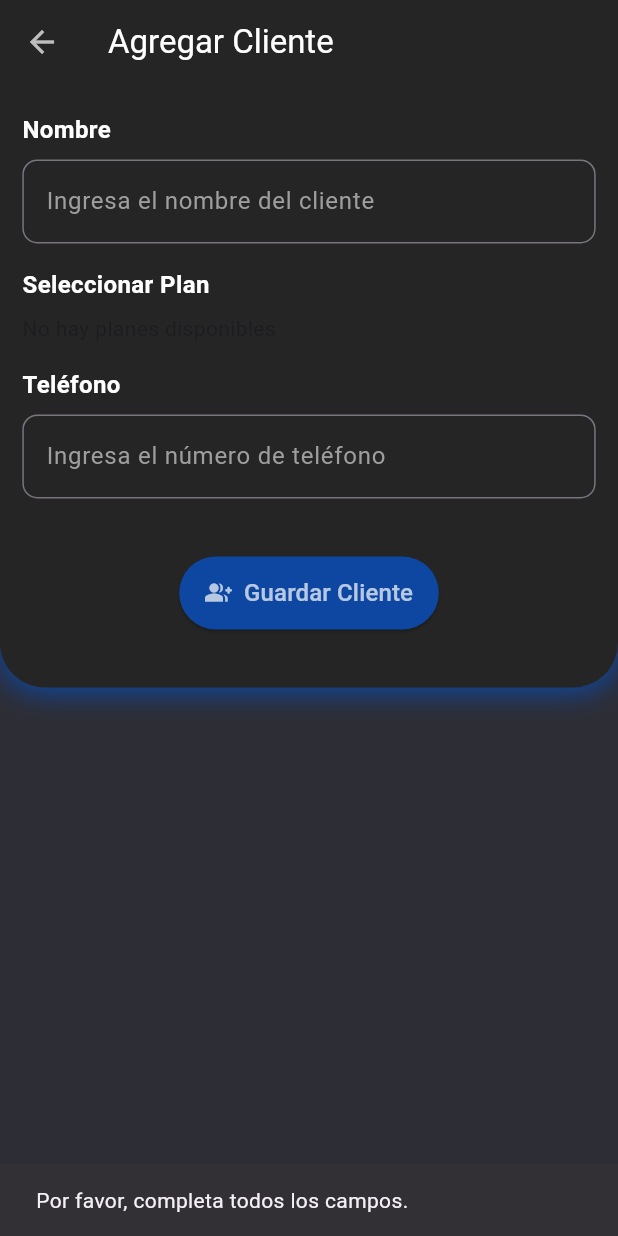
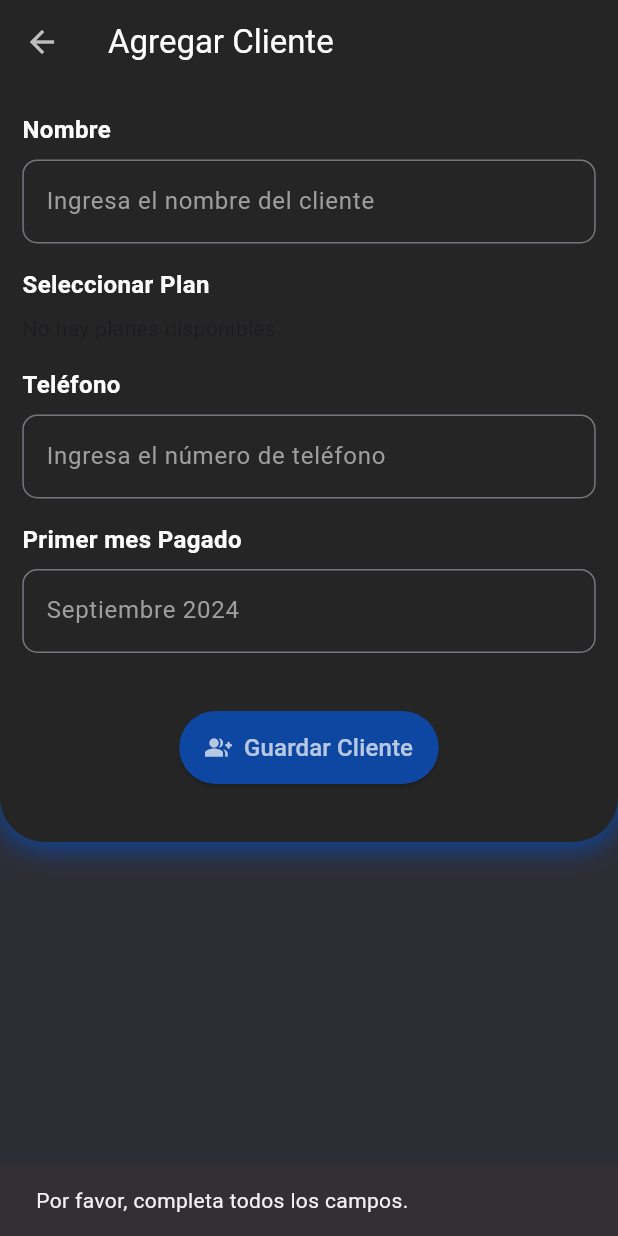
Before and after one commit to FerxhoDev/MegaNetAd, a Flutter app: the AddClients screen opened by its route, after a tap on "Guardar Cliente", on a phone screen of 412 x 824 dp. Run offline on Flutter 3.47's test engine with Material 3 defaults, Android fonts, the phone set to English and light mode, and no system bars; our stand-ins replace cloud_firestore, firebase_auth, firebase_core, flutter_screenutil, go_router; accounts and stored records are empty.

Commit message:
Future solved to AddClients

```diff
--- a/meganetreports/lib/presentation/screens/Clients/addClient.dart
+++ b/meganetreports/lib/presentation/screens/Clients/addClient.dart
@@ -32,6 +32,7 @@ class _AddClientsState extends State<AddClients> {
   // Controladores de los campos
   final TextEditingController nameController = TextEditingController();
   final TextEditingController phoneController = TextEditingController();
+  final TextEditingController firstPay = TextEditingController();
 
   // Variable para almacenar el plan seleccionado
   Plan? selectedPlan;
@@ -49,7 +50,7 @@ class _AddClientsState extends State<AddClients> {
 
   // Función para guardar cliente en Firestore
 Future<void> _saveClient() async {
-    if (nameController.text.isEmpty || phoneController.text.isEmpty || selectedPlan == null) {
+  if (nameController.text.isEmpty || phoneController.text.isEmpty || selectedPlan == null || firstPay.text.isEmpty) {
     // Muestra un mensaje de error si alguno de los campos está vacío
     ScaffoldMessenger.of(context).showSnackBar(
       const SnackBar(content: Text('Por favor, completa todos los campos.')),
@@ -66,24 +67,35 @@ class _AddClientsState extends State<AddClients> {
   };
 
   try {
-      // Guarda el cliente en la colección 'clientes' de Firestore
-      await FirebaseFirestore.instance.collection('clientes').add(clientData);
+    // Guarda el cliente en la colección 'clientes' de Firestore y obtiene el ID del documento recién creado
+    DocumentReference clientRef = await FirebaseFirestore.instance.collection('clientes').add(clientData);
+
+    // Ahora guarda la información del primer pago en la subcolección 'Pagos'
+    Map<String, dynamic> pagoData = {
+      'mespago': firstPay.text, // Guardar el mes de pago desde el controller
+      'fecha_pago': Timestamp.now(), // Timestamp con el horario actual
+      'total': selectedPlan!.price, // Precio del plan
+    };
+
+    // Agrega el pago a la subcolección 'Pagos' del cliente recién creado
+    await clientRef.collection('Pagos').add(pagoData);
 
     // Muestra un mensaje de éxito
     ScaffoldMessenger.of(context).showSnackBar(
-        const SnackBar(content: Text('Cliente guardado exitosamente.')),
+      const SnackBar(content: Text('Cliente y primer pago guardados exitosamente.')),
     );
 
     // Limpia los campos después de guardar
     nameController.clear();
     phoneController.clear();
+    firstPay.clear(); // Limpia también el campo del primer pago
     setState(() {
       selectedPlan = null;
     });
   } catch (e) {
     // En caso de error, muestra un mensaje de error
     ScaffoldMessenger.of(context).showSnackBar(
-        SnackBar(content: Text('Error al guardar cliente: $e')),
+      SnackBar(content: Text('Error al guardar cliente o pago: $e')),
     );
   }
 }
@@ -233,6 +245,30 @@ class _AddClientsState extends State<AddClients> {
                     ),
                     style: const TextStyle(color: Colors.white),
                   ),
+                  const SizedBox(height: 16),
+
+                  // Campo para el teléfono
+                  const Text(
+                    'Primer mes Pagado',
+                    style: TextStyle(fontSize: 16, fontWeight: FontWeight.bold, color: Colors.white),
+                  ),
+                  const SizedBox(height: 8),
+                  TextField(
+                    controller: firstPay,
+                    keyboardType: TextInputType.phone,
+                    decoration: const InputDecoration(
+                      border: OutlineInputBorder(
+                        borderRadius: BorderRadius.all(Radius.circular(10)),
+                      ),
+                      hintText: 'Septiembre 2024',
+                      hintStyle: TextStyle(color: Colors.grey),
+                      focusedBorder: OutlineInputBorder(
+                        borderSide: BorderSide(color: Color.fromRGBO(13, 71, 161, 1)), // Borde azul cuando tiene foco
+                      ),
+                    ),
+                    style: const TextStyle(color: Colors.white),
+                  ),
+
                   SizedBox(height: 60.h),
 
                   // Botón para guardar
```
Lines whose indentation alone changed are shown as unchanged.
